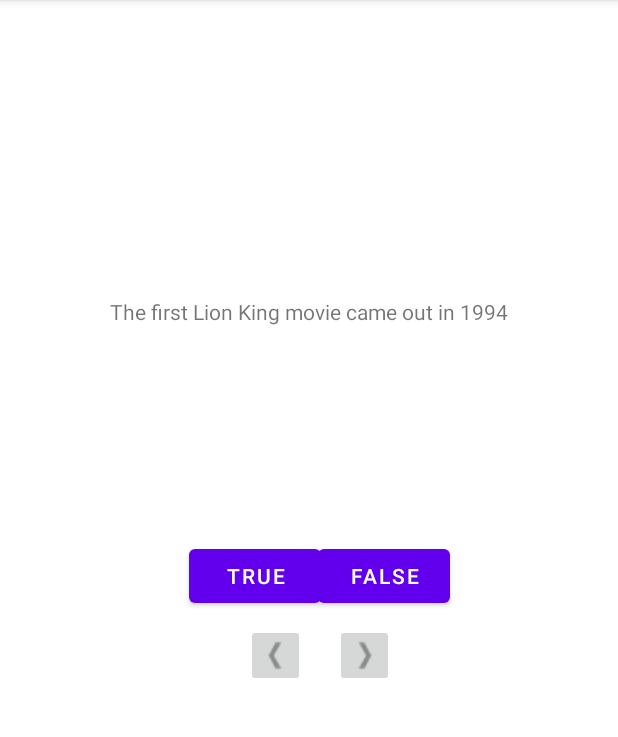
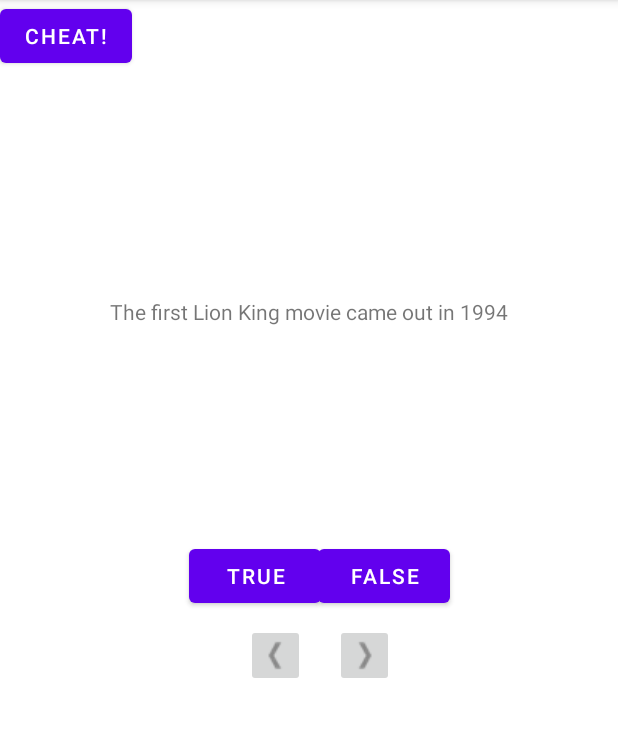
Before and after one commit to jcolleran01/AppQuiz, an Android app: the screen it shows after launch (MainActivity), on a phone screen of 412 x 824 dp, the part 84-821 px from its top. Run offline under Robolectric (Android 15) with nearby library versions, the phone set to English and light mode, and no system bars.

Commit message:
Chapter 5 main part finished. Emulator is broken and wont let me test but code matches the book

```diff
--- a/app/src/main/AndroidManifest.xml
+++ b/app/src/main/AndroidManifest.xml
@@ -1,5 +1,6 @@
 <?xml version="1.0" encoding="utf-8"?>
 <manifest xmlns:android="http://schemas.android.com/apk/res/android"
+    xmlns:tools="http://schemas.android.com/tools"
     package="com.example.geoquiz">
 
     <application
@@ -9,6 +10,7 @@
         android:roundIcon="@mipmap/ic_launcher_round"
         android:supportsRtl="true"
         android:theme="@style/Theme.GeoQuiz">
+        <activity android:name=".CheatActivity"></activity>
         <activity android:name=".MainActivity">
             <intent-filter>
                 <action android:name="android.intent.action.MAIN" />
@@ -16,6 +18,9 @@
                 <category android:name="android.intent.category.LAUNCHER" />
             </intent-filter>
         </activity>
+        <activity android:name=".CheatActivity">
+        </activity>
+
     </application>
 
 </manifest>
--- a/app/src/main/res/layout-land/activity_main.xml
+++ b/app/src/main/res/layout-land/activity_main.xml
@@ -17,6 +17,18 @@
         app:layout_constraintEnd_toStartOf="@+id/button2"
         app:layout_constraintStart_toStartOf="@+id/button2"
         app:layout_constraintTop_toTopOf="parent" />
+
+
+    <Button
+        android:id="@+id/cheat_button"
+        android:layout_width="wrap_content"
+        android:layout_height="wrap_content"
+        android:layout_gravity="bottom|center_horizontal"
+        android:text="@string/cheat_button"
+        app:layout_constraintBottom_toTopOf=""
+        app:layout_constraintEnd_toStartOf=""
+        tools:layout_editor_absoluteX="339dp"
+        tools:layout_editor_absoluteY="264dp" />
 
     <Button
         android:id="@+id/next_button"
--- a/app/src/main/res/layout/activity_main.xml
+++ b/app/src/main/res/layout/activity_main.xml
@@ -5,7 +5,8 @@
     android:id="@+id/linearLayout3"
     android:layout_width="match_parent"
     android:layout_height="match_parent"
-    android:gravity="center">
+    android:gravity="center"
+    android:orientation="vertical">
 
     <TextView
         android:id="@+id/question_text_view"
@@ -53,6 +54,18 @@
         app:layout_constraintEnd_toStartOf="@+id/next_button"
         app:layout_constraintTop_toTopOf="@+id/false_button" />
 
+
+    <Button
+        android:id="@+id/cheat_button"
+        android:layout_width="wrap_content"
+        android:layout_height="wrap_content"
+        android:layout_gravity="bottom|center"
+        android:text="@string/cheat_button"
+        app:layout_constraintEnd_toStartOf=""
+        app:layout_constraintTop_toTopOf=""
+        tools:layout_editor_absoluteX="165dp"
+        tools:layout_editor_absoluteY="455dp" />
+
     <Button
         android:id="@+id/false_button"
         android:layout_width="wrap_content"
--- a/app/src/main/res/values/strings.xml
+++ b/app/src/main/res/values/strings.xml
@@ -10,5 +10,9 @@
     <string name="false_button">False</string>
     <string name="correct_toast">Correct!</string>
     <string name="incorrect_toast">Incorrect!</string>
+    <string name="warning_text">Are you sure you want to do this?</string>
+    <string name="show_answer_button">Show Answer</string>
+    <string name="cheat_button">Cheat!</string>
+    <string name="judgment_toast">Cheating is wrong.</string>
     <string name="next_button">Next</string>
 </resources>
```
Also changed, not shown: app/src/main/java/com/example/geoquiz/CheatActivity.java (added, +64 -0 lines), app/src/main/java/com/example/geoquiz/MainActivity.java (+41 -6 lines), app/src/main/java/com/example/geoquiz/Question.java (added, +26 -0 lines), app/src/main/res/layout/activity_cheat.xml (added, +30 -0 lines).
